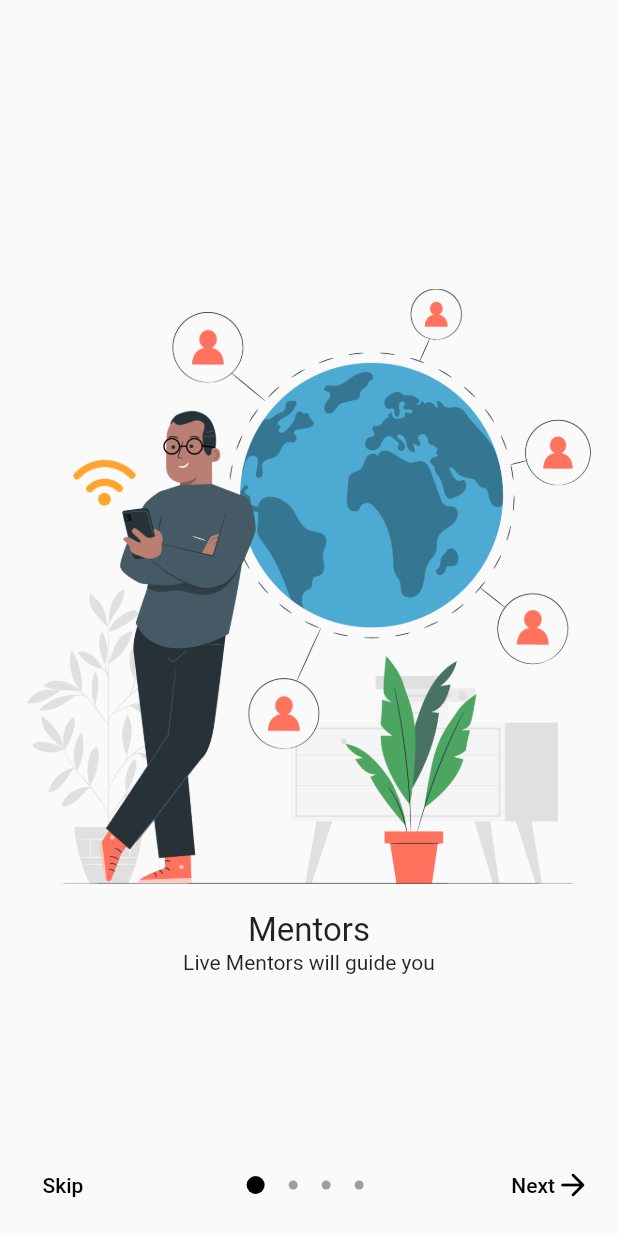
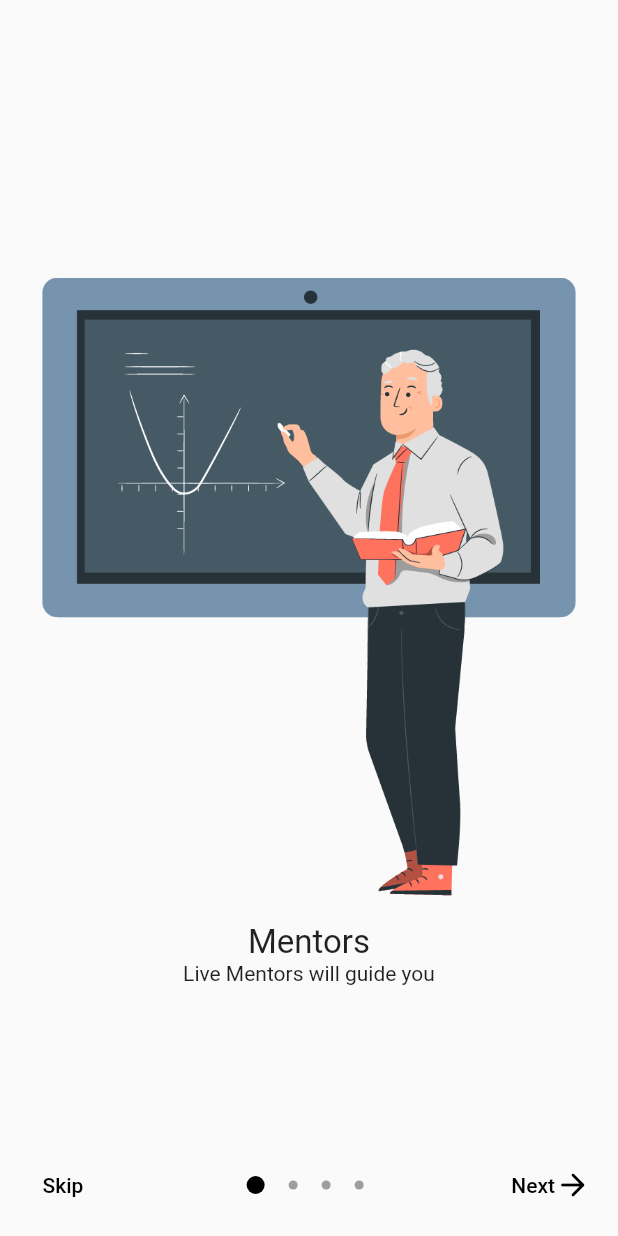
Before and after one commit to AmritRandhawaJi/BuddingAnalyst, a Flutter app: the screen it shows after launch, on a phone screen of 412 x 824 dp. Run offline on Flutter 3.47's test engine with Material 2 defaults, Android fonts, the light colour scheme and no system bars.

Commit message:
Source code

```diff
--- a/lib/PageViewModel.dart
+++ b/lib/PageViewModel.dart
@@ -10,9 +10,9 @@ Slide({required this.title, required this.description, required this.image});
 }
 
 final slideList = [
-  Slide(title: "Mentors", description: "Live Mentors will guide you", image: "assets/live.png"),
+  Slide(title: "Mentors", description: "Live Mentors will guide you", image: "assets/mentor.png"),
   Slide(title: "Analyst", description: "Analyst for your carrier", image: "assets/analyst.png"),
-  Slide(title: "Live Stream", description: "Live stream across the world", image: "assets/mentor.png"),
-  Slide(title: "Services", description: "What we offer", image: "assets/live.png"),
+  Slide(title: "Live Stream", description: "Live stream across the world", image: "assets/live.png"),
+  Slide(title: "Services", description: "What we offer", image: "assets/offers.png"),
 
 ];
--- a/lib/SlideItem.dart
+++ b/lib/SlideItem.dart
@@ -17,7 +17,7 @@ mainAxisAlignment: MainAxisAlignment.center,
 
        Padding(
          padding: const EdgeInsets.all(18.0),
-         child: Container(width: screenSize.size.width,child: Image.asset(slideList[index].image)),
+         child: Container(width: screenSize.size.width,height: screenSize.size.height/2,child: Image.asset(slideList[index].image)),
        ),
 
 
--- a/lib/screens/GettingStarted.dart
+++ b/lib/screens/GettingStarted.dart
@@ -34,13 +34,11 @@ class _GettingStartedScreenState extends State<GettingStartedScreen> {
   Widget build(BuildContext context) {
     return Scaffold(
         body: SafeArea(
-          child: Container(
-            child: PageView.builder(
-              controller: _pageController,
-              onPageChanged: _onPageChanged,
-              itemCount: slideList.length,
-              itemBuilder: (ctx, i) => SlideItem(i),
-            ),
+          child: PageView.builder(
+            controller: _pageController,
+            onPageChanged: _onPageChanged,
+            itemCount: slideList.length,
+            itemBuilder: (ctx, i) => SlideItem(i),
           ),
         ),
         bottomSheet: _currentPage != slideList.length - 1
```
Also changed, not shown: lib/screens/Home.dart (added, +17 -0 lines), assets/analyst.png, assets/live.png, assets/mentor.png, 40 other files.
